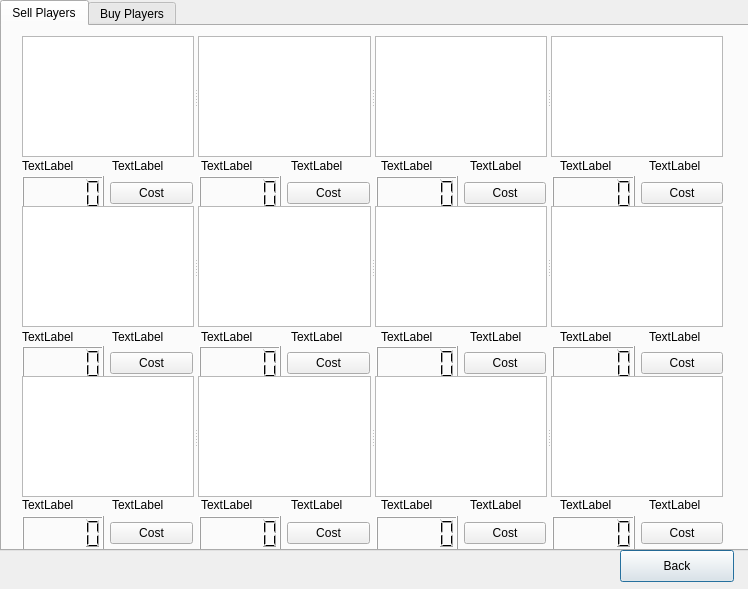
Old version of the form BTM_Qt/market.ui in the repository skandermoalla/CSE201-Top5.
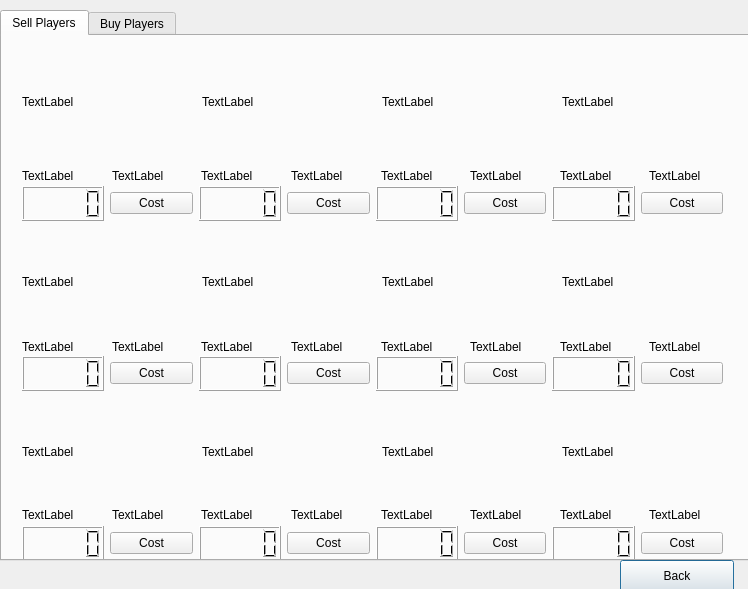
New version of the form.

Commit message:
Images of the players in the market
- now the images of the users players and the market players in the market section are shown

```diff
--- a/BTM_Qt/market.ui
+++ b/BTM_Qt/market.ui
@@ -17,7 +17,7 @@
    <property name="geometry">
     <rect>
      <x>620</x>
-     <y>550</y>
+     <y>560</y>
      <width>114</width>
      <height>32</height>
     </rect>
@@ -30,7 +30,7 @@
    <property name="geometry">
     <rect>
      <x>0</x>
-     <y>0</y>
+     <y>10</y>
      <width>761</width>
      <height>551</height>
     </rect>
@@ -42,23 +42,6 @@
     <attribute name="title">
      <string>Sell Players</string>
     </attribute>
-    <widget class="QSplitter" name="splitter">
-     <property name="geometry">
-      <rect>
-       <x>20</x>
-       <y>10</y>
-       <width>701</width>
-       <height>121</height>
-      </rect>
-     </property>
-     <property name="orientation">
-      <enum>Qt::Horizontal</enum>
-     </property>
-     <widget class="QTextBrowser" name="textBrowser"/>
-     <widget class="QTextBrowser" name="textBrowser_2"/>
-     <widget class="QTextBrowser" name="textBrowser_3"/>
-     <widget class="QTextBrowser" name="textBrowser_4"/>
-    </widget>
     <widget class="QWidget" name="layoutWidget">
      <property name="geometry">
       <rect>
@@ -231,23 +214,6 @@
       </item>
      </layout>
     </widget>
-    <widget class="QSplitter" name="splitter_3">
-     <property name="geometry">
-      <rect>
-       <x>20</x>
-       <y>350</y>
-       <width>701</width>
-       <height>121</height>
-      </rect>
-     </property>
-     <property name="orientation">
-      <enum>Qt::Horizontal</enum>
-     </property>
-     <widget class="QTextBrowser" name="textBrowser_9"/>
-     <widget class="QTextBrowser" name="textBrowser_10"/>
-     <widget class="QTextBrowser" name="textBrowser_11"/>
-     <widget class="QTextBrowser" name="textBrowser_12"/>
-    </widget>
     <widget class="QWidget" name="layoutWidget">
      <property name="geometry">
       <rect>
@@ -368,23 +334,6 @@
       </item>
      </layout>
     </widget>
-    <widget class="QSplitter" name="splitter_2">
-     <property name="geometry">
-      <rect>
-       <x>20</x>
-       <y>180</y>
-       <width>701</width>
-       <height>121</height>
-      </rect>
-     </property>
-     <property name="orientation">
-      <enum>Qt::Horizontal</enum>
-     </property>
-     <widget class="QTextBrowser" name="textBrowser_5"/>
-     <widget class="QTextBrowser" name="textBrowser_6"/>
-     <widget class="QTextBrowser" name="textBrowser_7"/>
-     <widget class="QTextBrowser" name="textBrowser_8"/>
-    </widget>
     <widget class="QWidget" name="layoutWidget">
      <property name="geometry">
       <rect>
@@ -453,6 +402,162 @@
       </item>
      </layout>
     </widget>
+    <widget class="QLabel" name="image_2">
+     <property name="geometry">
+      <rect>
+       <x>200</x>
+       <y>10</y>
+       <width>161</width>
+       <height>111</height>
+      </rect>
+     </property>
+     <property name="text">
+      <string>TextLabel</string>
+     </property>
+    </widget>
+    <widget class="QLabel" name="image_3">
+     <property name="geometry">
+      <rect>
+       <x>380</x>
+       <y>10</y>
+       <width>161</width>
+       <height>111</height>
+      </rect>
+     </property>
+     <property name="text">
+      <string>TextLabel</string>
+     </property>
+    </widget>
+    <widget class="QLabel" name="image_4">
+     <property name="geometry">
+      <rect>
+       <x>560</x>
+       <y>10</y>
+       <width>161</width>
+       <height>111</height>
+      </rect>
+     </property>
+     <property name="text">
+      <string>TextLabel</string>
+     </property>
+    </widget>
+    <widget class="QLabel" name="image_5">
+     <property name="geometry">
+      <rect>
+       <x>20</x>
+       <y>190</y>
+       <width>161</width>
+       <height>111</height>
+      </rect>
+     </property>
+     <property name="text">
+      <string>TextLabel</string>
+     </property>
+    </widget>
+    <widget class="QLabel" name="image_6">
+     <property name="geometry">
+      <rect>
+       <x>200</x>
+       <y>190</y>
+       <width>161</width>
+       <height>111</height>
+      </rect>
+     </property>
+     <property name="text">
+      <string>TextLabel</string>
+     </property>
+    </widget>
+    <widget class="QLabel" name="image_7">
+     <property name="geometry">
+      <rect>
+       <x>380</x>
+       <y>190</y>
+       <width>161</width>
+       <height>111</height>
+      </rect>
+     </property>
+     <property name="text">
+      <string>TextLabel</string>
+     </property>
+    </widget>
+    <widget class="QLabel" name="image_8">
+     <property name="geometry">
+      <rect>
+       <x>560</x>
+       <y>190</y>
+       <width>161</width>
+       <height>111</height>
+      </rect>
+     </property>
+     <property name="text">
+      <string>TextLabel</string>
+     </property>
+    </widget>
+    <widget class="QLabel" name="image_9">
+     <property name="geometry">
+      <rect>
+       <x>20</x>
+       <y>360</y>
+       <width>161</width>
+       <height>111</height>
+      </rect>
+     </property>
+     <property name="text">
+      <string>TextLabel</string>
+     </property>
+    </widget>
+    <widget class="QLabel" name="image_10">
+     <property name="geometry">
+      <rect>
+       <x>200</x>
+       <y>360</y>
+       <width>161</width>
+       <height>111</height>
+      </rect>
+     </property>
+     <property name="text">
+      <string>TextLabel</string>
+     </property>
+    </widget>
+    <widget class="QLabel" name="image_11">
+     <property name="geometry">
+      <rect>
+       <x>380</x>
+       <y>360</y>
+       <width>161</width>
+       <height>111</height>
+      </rect>
+     </property>
+     <property name="text">
+      <string>TextLabel</string>
+     </property>
+    </widget>
+    <widget class="QLabel" name="image_12">
+     <property name="geometry">
+      <rect>
+       <x>560</x>
+       <y>360</y>
+       <width>161</width>
+       <height>111</height>
+      </rect>
+     </property>
+     <property name="text">
+      <string>TextLabel</string>
+     </property>
+    </widget>
+    <widget class="QLabel" name="image_1">
+     <property name="geometry">
+      <rect>
+       <x>20</x>
+       <y>10</y>
+       <width>161</width>
+       <height>111</height>
+      </rect>
+     </property>
+     <property name="text">
+      <string>TextLabel</string>
+     </property>
+    </widget>
    </widget>
    <widget class="QWidget" name="widget">
     <attribute name="title">
```
Left out of the diff: 207 changed lines with no effect on the pictures. The commit also changes 1 other file.
